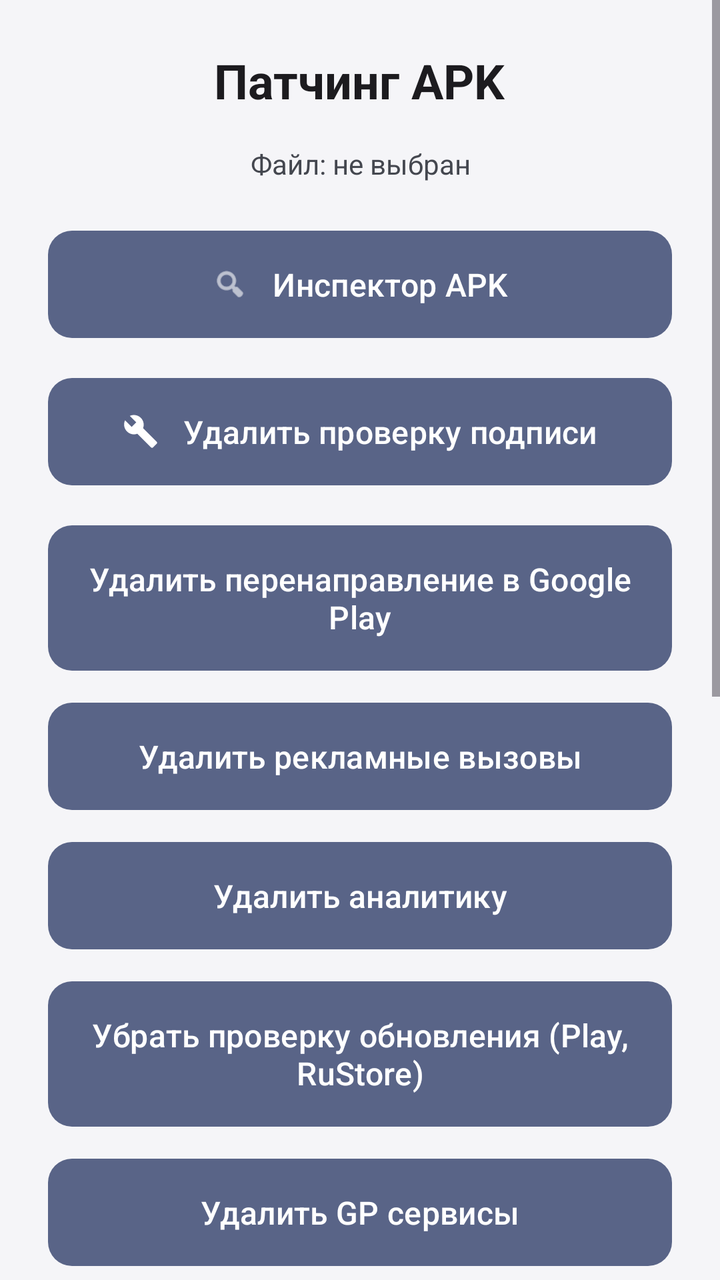
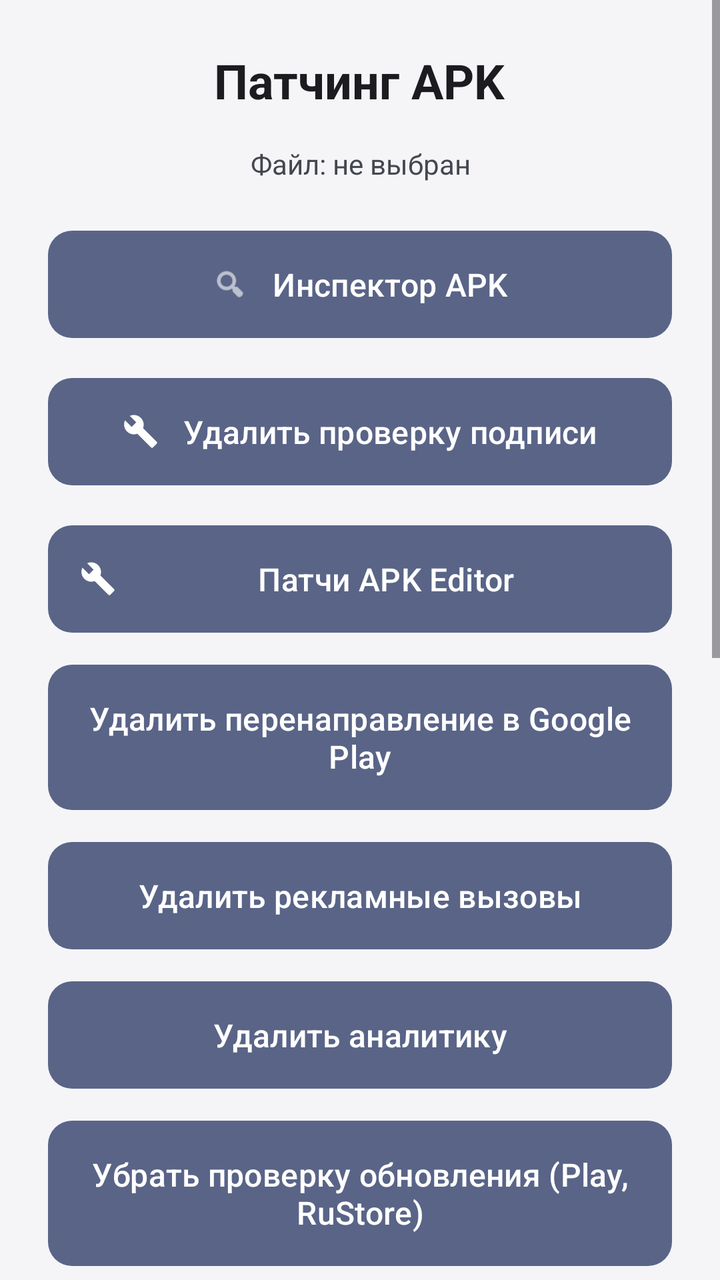

Compare the two renders of this Android layout. The source of the first and the diff that turns it into the second are given below.
<!-- AndroidManifest.xml: activity theme Theme.LazyModification -->
<!-- res/layout/activity_patch.xml -->
<?xml version="1.0" encoding="utf-8"?>
<ScrollView
    xmlns:android="http://schemas.android.com/apk/res/android"
    xmlns:app="http://schemas.android.com/apk/res-auto"
    android:layout_width="match_parent"
    android:layout_height="match_parent"
    android:fillViewport="true">

    <LinearLayout
        android:layout_width="match_parent"
        android:layout_height="wrap_content"
        android:orientation="vertical"
        android:padding="24dp">

        <TextView
            android:layout_width="wrap_content"
            android:layout_height="wrap_content"
            android:text="@string/patching_apk"
            android:textSize="24sp"
            android:textStyle="bold"
            android:textColor="?attr/colorOnSurface"
            android:layout_gravity="center_horizontal"
            android:layout_marginBottom="16dp"/>

        <TextView
            android:id="@+id/tvFileName"
            android:layout_width="match_parent"
            android:layout_height="wrap_content"
            android:text="@string/file_not_selected"
            android:textSize="14sp"
            android:textColor="?attr/colorOnSurfaceVariant"
            android:gravity="center"
            android:layout_marginBottom="20dp"/>

                <com.google.android.material.button.MaterialButton
            android:id="@+id/btnInspectorApk"
            android:layout_width="match_parent"
            android:layout_height="wrap_content"
            android:layout_marginBottom="12dp"
            android:padding="16dp"
            android:text="@string/inspector_title"
            android:textSize="16sp"
            app:icon="@android:drawable/ic_menu_search"
            app:iconGravity="textStart"
            app:iconPadding="12dp"/>

                <com.google.android.material.button.MaterialButton
            android:id="@+id/btnRemoveSignatureCheck"
            android:layout_width="match_parent"
            android:layout_height="wrap_content"
            android:layout_marginBottom="12dp"
            android:padding="16dp"
            android:text="@string/tools_kill_button"
            android:textSize="16sp"
            app:icon="@drawable/ic_tools"
            app:iconGravity="textStart"
            app:iconPadding="12dp"/>

                <com.google.android.material.button.MaterialButton
            android:id="@+id/checkBoxGooglePlay"
            android:layout_width="match_parent"
            android:layout_height="wrap_content"
            android:layout_marginBottom="8dp"
            android:checkable="true"
            android:padding="16dp"
            android:text="@string/remove_google_play_redirect"
            android:textSize="16sp"/>

                <com.google.android.material.button.MaterialButton
            android:id="@+id/checkBoxRemoveAds"
            android:layout_width="match_parent"
            android:layout_height="wrap_content"
            android:layout_marginBottom="8dp"
            android:checkable="true"
            android:padding="16dp"
            android:text="@string/remove_ads_calls"
            android:textSize="16sp"/>

                <com.google.android.material.button.MaterialButton
            android:id="@+id/checkBoxRemoveAnalytics"
            android:layout_width="match_parent"
            android:layout_height="wrap_content"
            android:layout_marginBottom="8dp"
            android:checkable="true"
            android:padding="16dp"
            android:text="@string/remove_analytics"
            android:textSize="16sp"/>

                <com.google.android.material.button.MaterialButton
            android:id="@+id/checkBoxRemoveUpdate"
            android:layout_width="match_parent"
            android:layout_height="wrap_content"
            android:layout_marginBottom="8dp"
            android:checkable="true"
            android:padding="16dp"
            android:text="@string/remove_update_check"
            android:textSize="16sp"/>

                <com.google.android.material.button.MaterialButton
            android:id="@+id/checkBoxRemoveGPServices"
            android:layout_width="match_parent"
            android:layout_height="wrap_content"
            android:layout_marginBottom="8dp"
            android:checkable="true"
            android:padding="16dp"
            android:text="@string/remove_gp_services"
            android:textSize="16sp"/>

                <com.google.android.material.button.MaterialButton
            android:id="@+id/checkBoxRemoveVpn"
            android:layout_width="match_parent"
            android:layout_height="wrap_content"
            android:layout_marginBottom="8dp"
            android:checkable="true"
            android:padding="16dp"
            android:text="@string/remove_vpn_detection"
            android:textSize="16sp"/>

                <com.google.android.material.button.MaterialButton
            android:id="@+id/checkBoxAllowScreenshots"
            android:layout_width="match_parent"
            android:layout_height="wrap_content"
            android:layout_marginBottom="8dp"
            android:checkable="true"
            android:padding="16dp"
            android:text="@string/allow_screenshots"
            android:textSize="16sp"/>

                <com.google.android.material.button.MaterialButton
            android:id="@+id/checkBoxRemoveInstallerCheck"
            android:layout_width="match_parent"
            android:layout_height="wrap_content"
            android:layout_marginBottom="8dp"
            android:checkable="true"
            android:padding="16dp"
            android:text="@string/remove_installer_check"
            android:textSize="16sp"/>

                <com.google.android.material.button.MaterialButton
            android:id="@+id/checkBoxRemoveLocales"
            android:layout_width="match_parent"
            android:layout_height="wrap_content"
            android:layout_marginBottom="8dp"
            android:checkable="true"
            android:padding="16dp"
            android:text="@string/remove_locale_packages"
            android:textSize="16sp"/>

                <com.google.android.material.button.MaterialButton
            android:id="@+id/checkBoxRemoveDpi"
            android:layout_width="match_parent"
            android:layout_height="wrap_content"
            android:layout_marginBottom="8dp"
            android:checkable="true"
            android:padding="16dp"
            android:text="@string/remove_dpi_duplicates"
            android:textSize="16sp"/>

        
                <com.google.android.material.button.MaterialButton
            android:id="@+id/checkBoxRemoveLibs"
            android:layout_width="match_parent"
            android:layout_height="wrap_content"
            android:layout_marginBottom="8dp"
            android:checkable="true"
            android:padding="16dp"
            android:text="@string/remove_libs_archs"
            android:textSize="16sp"/>

        
                <com.google.android.material.button.MaterialButton
            android:id="@+id/checkBoxOptimize"
            android:layout_width="match_parent"
            android:layout_height="wrap_content"
            android:layout_marginBottom="8dp"
            android:checkable="true"
            android:padding="16dp"
            android:text="@string/optimize"
            android:textSize="16sp"/>
        <com.google.android.material.button.MaterialButton
            android:id="@+id/btnPatch"
            android:layout_width="match_parent"
            android:layout_height="wrap_content"
            android:text="@string/start_patching"
            android:textSize="16sp"
            android:padding="16dp"
            app:icon="@android:drawable/ic_menu_manage"
            app:iconGravity="textStart"
            app:iconPadding="12dp"
            android:enabled="false"
            android:visibility="gone"/>

    </LinearLayout>
</ScrollView>
<!-- resources referenced by this layout -->
<resources>
  <style name="Base.Theme.LazyModification" parent="Theme.Material3.Light.NoActionBar">
          
          <item name="colorPrimary">#596487</item>
          <item name="colorOnPrimary">#FFFFFF</item>
          <item name="colorPrimaryContainer">#DCE1F0</item>
          <item name="colorOnPrimaryContainer">#152040</item>
          <item name="colorPrimaryInverse">#B9C3E4</item>
  
          
          <item name="colorSecondary">#596487</item>
          <item name="colorOnSecondary">#FFFFFF</item>
          <item name="colorSecondaryContainer">#DCE1F0</item>
          <item name="colorOnSecondaryContainer">#152040</item>
  
          
          <item name="colorTertiary">#6E5A87</item>
          <item name="colorOnTertiary">#FFFFFF</item>
          <item name="colorTertiaryContainer">#F0DCE1</item>
          <item name="colorOnTertiaryContainer">#401520</item>
  
          
          <item name="colorError">#BA1A1A</item>
          <item name="colorOnError">#FFFFFF</item>
          <item name="colorErrorContainer">#FFDAD6</item>
          <item name="colorOnErrorContainer">#410002</item>
  
          
          <item name="android:colorBackground">#F5F5F8</item>
          <item name="colorSurface">#F5F5F8</item>
          <item name="colorOnSurface">#1C1B1F</item>
          <item name="colorSurfaceVariant">#E1E2EC</item>
          <item name="colorOnSurfaceVariant">#44474F</item>
          <item name="colorSurfaceInverse">#313033</item>
          <item name="colorOnSurfaceInverse">#F4EFF4</item>
  
          
          <item name="colorOutline">#74777F</item>
          <item name="colorOutlineVariant">#C4C6D0</item>
  
          
          <item name="android:statusBarColor">@android:color/transparent</item>
          <item name="android:navigationBarColor">@android:color/transparent</item>
          <item name="android:windowLightStatusBar">true</item>
  
          
          <item name="materialButtonStyle">@style/Widget.LazyModification.Button</item>
          <item name="materialButtonOutlinedStyle">@style/Widget.LazyModification.Button.Outlined</item>
      </style>
  <!-- unchanged entries left out for length: 21 -->
</resources>

<!-- the commit's change to res/layout/activity_patch.xml (unified diff, before → after) -->
@@ -56,6 +56,26 @@
             app:iconGravity="textStart"
             app:iconPadding="12dp"/>
 
+        <com.google.android.material.button.MaterialButton
+            android:id="@+id/btnCustomPatches"
+            android:layout_width="match_parent"
+            android:layout_height="wrap_content"
+            android:layout_marginBottom="8dp"
+            android:padding="16dp"
+            android:text="@string/custom_patch_choose"
+            android:textSize="16sp"
+            app:icon="@drawable/ic_tools" />
+
+        <TextView
+            android:id="@+id/customPatchSummary"
+            android:layout_width="match_parent"
+            android:layout_height="wrap_content"
+            android:layout_marginBottom="8dp"
+            android:padding="8dp"
+            android:visibility="gone"
+            android:textColor="?attr/colorOnSurfaceVariant" />
+
+
                 <com.google.android.material.button.MaterialButton
             android:id="@+id/checkBoxGooglePlay"
             android:layout_width="match_parent"
<!-- resource entries referenced after the edit -->
@@ -1,5 +1,6 @@
 <!-- resources referenced by this layout -->
 <resources>
+  <string name="custom_patch_choose">Патчи APK Editor</string>
   <style name="Base.Theme.LazyModification" parent="Theme.Material3.Light.NoActionBar">
           
           <item name="colorPrimary">#596487</item>
@@ -45,9 +46,47 @@
           <item name="android:windowLightStatusBar">true</item>
   
           
+          <item name="materialAlertDialogTheme">@style/ThemeOverlay.LazyModification.Dialog</item>
+          <item name="editTextStyle">@style/Widget.LazyModification.EditText</item>
+          <item name="android:editTextStyle">@style/Widget.LazyModification.EditText</item>
           <item name="materialButtonStyle">@style/Widget.LazyModification.Button</item>
           <item name="materialButtonOutlinedStyle">@style/Widget.LazyModification.Button.Outlined</item>
       </style>
+  <style name="ThemeOverlay.LazyModification.Dialog" parent="ThemeOverlay.Material3.MaterialAlertDialog">
+          <item name="shapeAppearanceOverlay">@style/ShapeAppearanceOverlay.LazyModification.Dialog</item>
+          <item name="editTextStyle">@style/Widget.LazyModification.EditText</item>
+          <item name="android:editTextStyle">@style/Widget.LazyModification.EditText</item>
+      </style>
+  <style name="Widget.LazyModification.EditText" parent="Widget.AppCompat.EditText">
+          <item name="android:background">@drawable/rounded_input_background</item>
+          <item name="android:backgroundTint">@null</item>
+          <item name="backgroundTint">@null</item>
+          <item name="android:textColor">?attr/colorOnSurface</item>
+          <item name="android:textColorHint">?attr/colorOnSurfaceVariant</item>
+          <item name="android:minHeight">56dp</item>
+          <item name="android:padding">12dp</item>
+      </style>
+  <style name="ShapeAppearanceOverlay.LazyModification.Dialog" parent="">
+          <item name="cornerFamily">rounded</item>
+          <item name="cornerSize">24dp</item>
+      </style>
+  <!-- drawable rounded_input_background (drawable) -->
+  <selector xmlns:android="http://schemas.android.com/apk/res/android">
+      <item android:state_focused="true">
+          <shape>
+              <solid android:color="?attr/colorSurface" />
+              <stroke android:width="2dp" android:color="?attr/colorPrimary" />
+              <corners android:radius="12dp" />
+          </shape>
+      </item>
+      <item>
+          <shape>
+              <solid android:color="?attr/colorSurface" />
+              <stroke android:width="1dp" android:color="?attr/colorOutline" />
+              <corners android:radius="12dp" />
+          </shape>
+      </item>
+  </selector>
   <!-- unchanged entries left out for length: 21 -->
 </resources>
 
